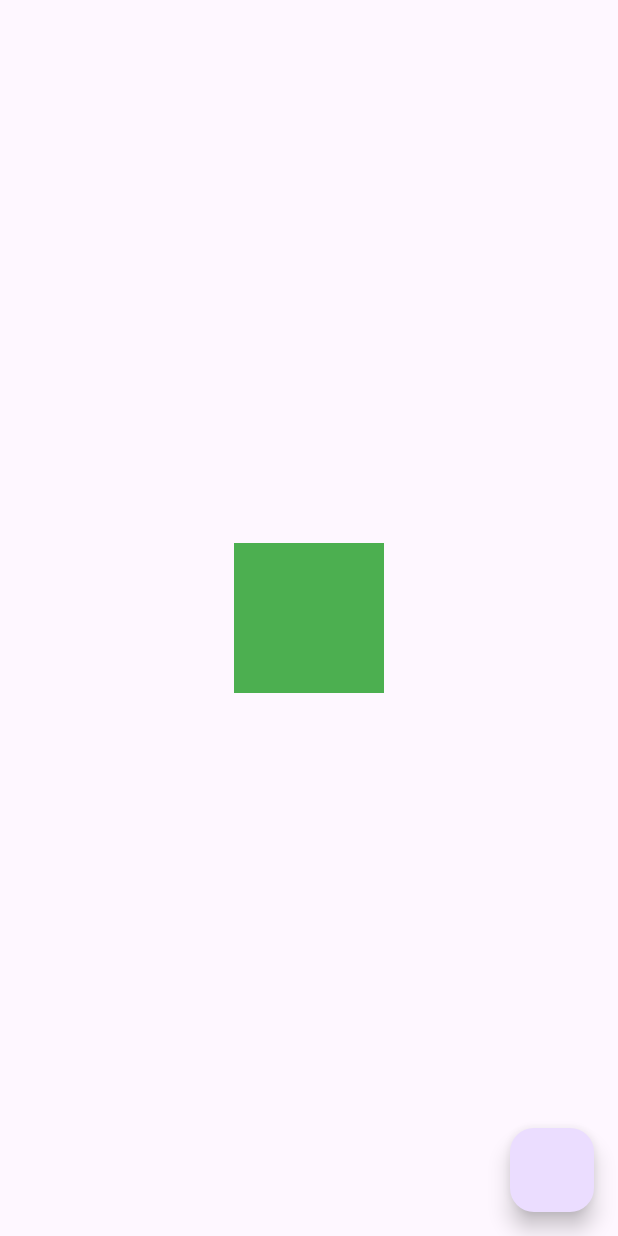
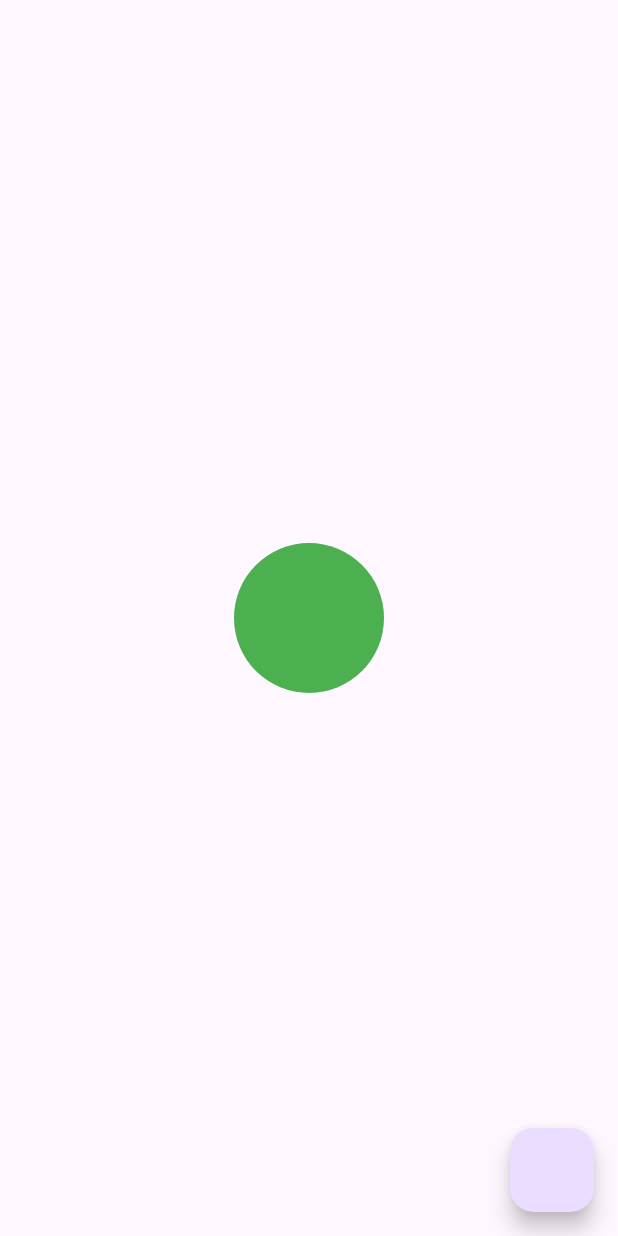
Before and after one commit to waizkamboh/flutter_widget, a Flutter app: the screen it shows after launch, on a phone screen of 412 x 824 dp. Run offline on Flutter 3.47's test engine with Material 3 defaults, Android fonts, the phone set to English and light mode, and no system bars.

Commit message:
add random border radius

```diff
--- a/lib/widget/animated_container.dart
+++ b/lib/widget/animated_container.dart
@@ -16,6 +16,8 @@ class _AnimatedContainerWidgetState extends State<AnimatedContainerWidget> {
   double width = 100;
   Color color = Colors.green;
 
+  BorderRadiusGeometry borderRadius = BorderRadius.circular(300);
+
   @override
   Widget build(BuildContext context) {
     return Scaffold(
@@ -25,6 +27,7 @@ class _AnimatedContainerWidgetState extends State<AnimatedContainerWidget> {
             width: width,
             decoration: BoxDecoration(
               color: color,
+              borderRadius: borderRadius
             ),
             duration: Duration(milliseconds: 500),
           curve: Curves.fastLinearToSlowEaseIn,
@@ -42,6 +45,7 @@ class _AnimatedContainerWidgetState extends State<AnimatedContainerWidget> {
               random.nextInt(256),
               1
             );
+            borderRadius = BorderRadius.circular(random.nextInt(100).toDouble());
             setState(() {
 
             });
```
